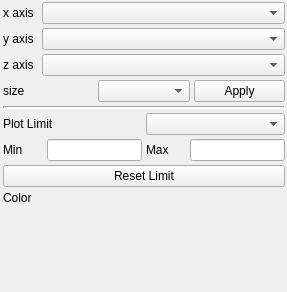
This is glue_vispy_viewers/scatter/options_widget.ui in glue-viz/glue-vispy-viewers as Qt 5 draws it before an edit. The edited form follows.
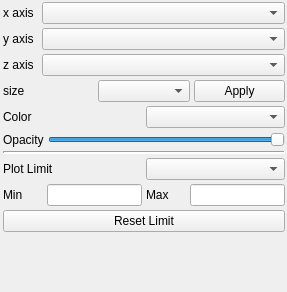
This is the edited form.

Commit message: basic 3d scatter plot with threshold, color, opacity

```diff
--- a/glue_vispy_viewers/scatter/options_widget.ui
+++ b/glue_vispy_viewers/scatter/options_widget.ui
@@ -179,6 +179,47 @@
         </item>
        </layout>
       </item>
+      <item>
+       <layout class="QHBoxLayout" name="horizontalLayout_5">
+        <item>
+         <widget class="QLabel" name="label_2">
+          <property name="text">
+           <string>Color</string>
+          </property>
+         </widget>
+        </item>
+        <item>
+         <widget class="QComboBox" name="ColorComboBox"/>
+        </item>
+       </layout>
+      </item>
+      <item>
+       <layout class="QHBoxLayout" name="horizontalLayout_6">
+        <item>
+         <widget class="QLabel" name="opacity_label">
+          <property name="text">
+           <string>Opacity</string>
+          </property>
+         </widget>
+        </item>
+        <item>
+         <widget class="QSlider" name="OpacitySlider">
+          <property name="minimum">
+           <number>1</number>
+          </property>
+          <property name="maximum">
+           <number>100</number>
+          </property>
+          <property name="value">
+           <number>100</number>
+          </property>
+          <property name="orientation">
+           <enum>Qt::Horizontal</enum>
+          </property>
+         </widget>
+        </item>
+       </layout>
+      </item>
       <item>
        <widget class="Line" name="line">
         <property name="frameShadow">
@@ -268,13 +309,6 @@
         </property>
        </widget>
       </item>
-      <item>
-       <widget class="QLabel" name="label_2">
-        <property name="text">
-         <string>Color</string>
-        </property>
-       </widget>
-      </item>
       <item>
        <spacer name="verticalSpacer">
         <property name="orientation">
```
The commit also changes 2 other files.
